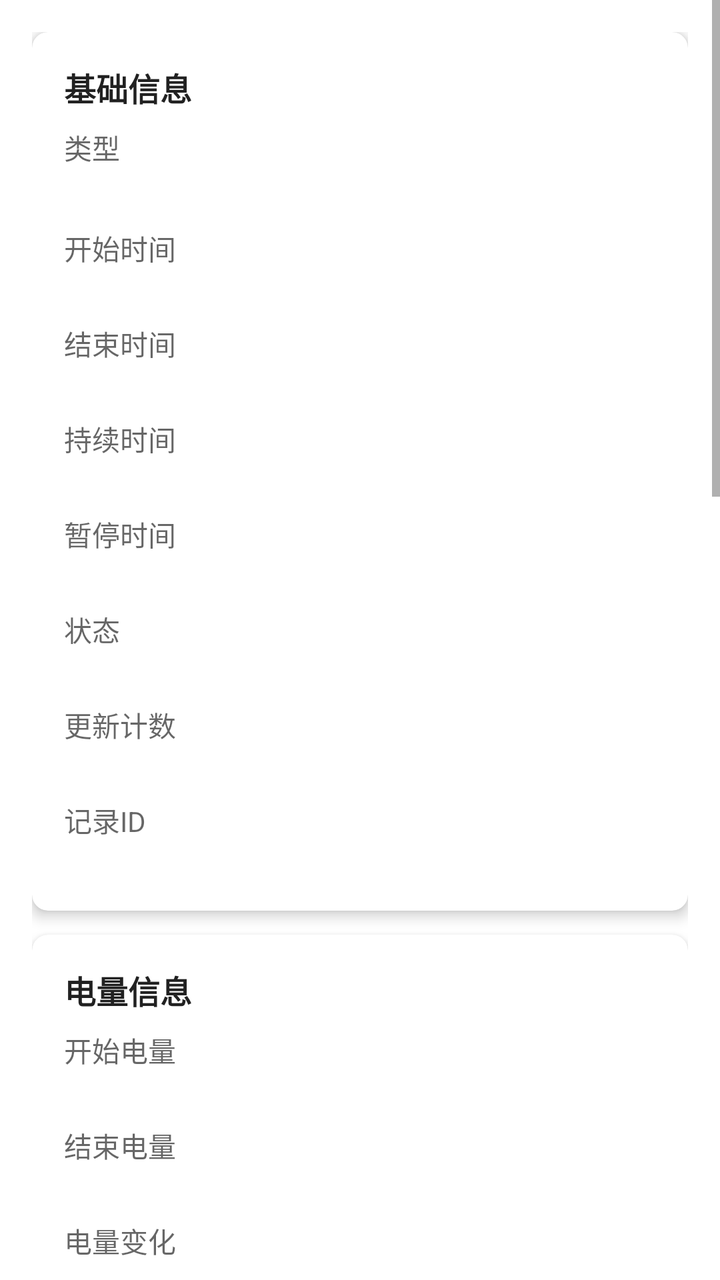
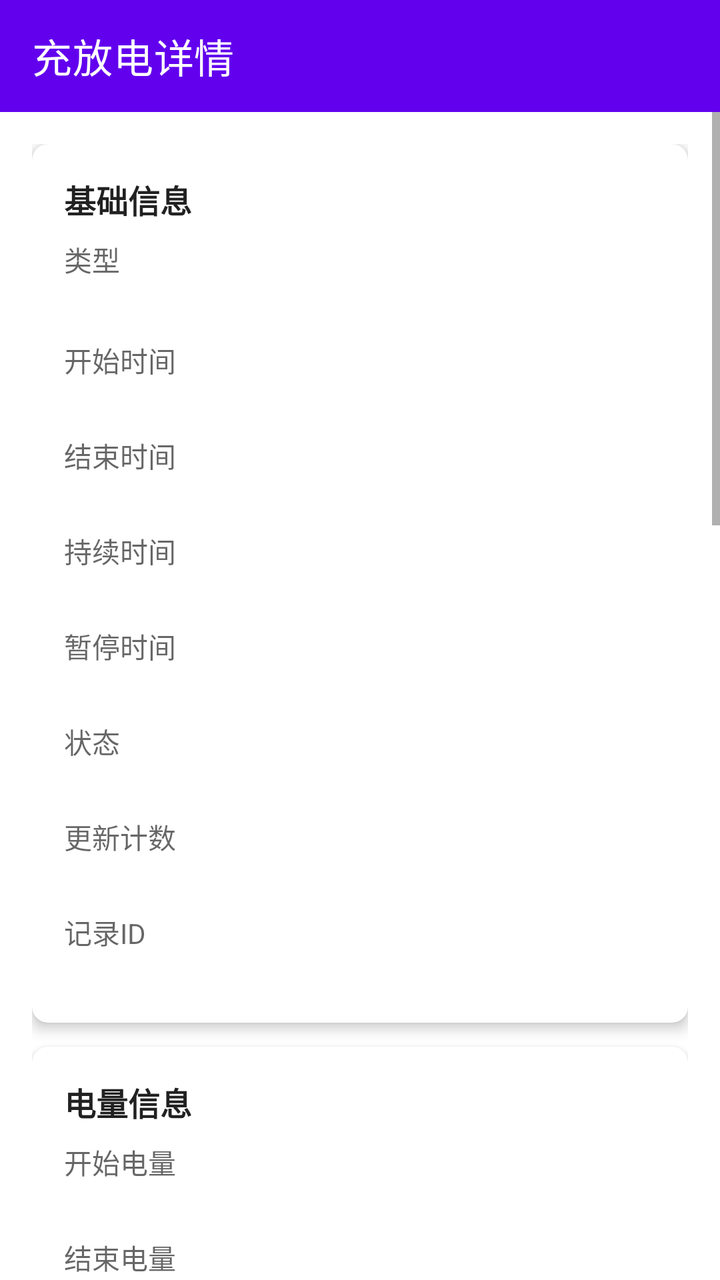

The first picture is an Android layout as it rendered before a commit; the second is the same layout after the commit. The layout source and the unified diff follow.
<!-- AndroidManifest.xml: application theme Theme.BatteryAssistant -->
<!-- res/layout/activity_charge_session_detail.xml -->
<?xml version="1.0" encoding="utf-8"?>
<ScrollView xmlns:android="http://schemas.android.com/apk/res/android"
    xmlns:app="http://schemas.android.com/apk/res-auto"
    android:layout_width="match_parent"
    android:layout_height="match_parent"
    android:background="?attr/baColorSurface">

    <LinearLayout
        android:layout_width="match_parent"
        android:layout_height="wrap_content"
        android:orientation="vertical"
        android:padding="@dimen/spacing_lg">

        <com.google.android.material.card.MaterialCardView
            android:layout_width="match_parent"
            android:layout_height="wrap_content"
            android:layout_marginBottom="@dimen/spacing_md"
            app:cardCornerRadius="@dimen/spacing_sm"
            app:cardElevation="@dimen/spacing_xs">

            <LinearLayout
                android:layout_width="match_parent"
                android:layout_height="wrap_content"
                android:orientation="vertical"
                android:padding="@dimen/spacing_lg">

                <TextView
                    android:layout_width="wrap_content"
                    android:layout_height="wrap_content"
                    android:text="@string/detail_section_basic_info"
                    android:textSize="@dimen/text_size_section"
                    android:textStyle="bold"
                    android:textColor="?attr/baColorPrimaryText" />

                <TextView
                    android:id="@+id/detail_type_text"
                    android:layout_width="wrap_content"
                    android:layout_height="wrap_content"
                    android:layout_marginTop="@dimen/spacing_sm"
                    android:text="@string/detail_label_type"
                    android:textSize="@dimen/text_size_body"
                    android:textColor="?attr/baColorSecondaryText" />

                <TextView
                    android:id="@+id/detail_type_value"
                    android:layout_width="wrap_content"
                    android:layout_height="wrap_content"
                    android:textSize="@dimen/text_size_section" />

                <TextView
                    android:id="@+id/detail_start_time_text_label"
                    android:layout_width="wrap_content"
                    android:layout_height="wrap_content"
                    android:layout_marginTop="@dimen/spacing_sm"
                    android:text="@string/detail_label_start_time"
                    android:textSize="@dimen/text_size_body"
                    android:textColor="?attr/baColorSecondaryText" />

                <TextView
                    android:id="@+id/detail_start_time_text"
                    android:layout_width="wrap_content"
                    android:layout_height="wrap_content"
                    android:textSize="@dimen/text_size_body" />

                <TextView
                    android:id="@+id/detail_end_time_text_label"
                    android:layout_width="wrap_content"
                    android:layout_height="wrap_content"
                    android:layout_marginTop="@dimen/spacing_sm"
                    android:text="@string/detail_label_end_time"
                    android:textSize="@dimen/text_size_body"
                    android:textColor="?attr/baColorSecondaryText" />

                <TextView
                    android:id="@+id/detail_end_time_text"
                    android:layout_width="wrap_content"
                    android:layout_height="wrap_content"
                    android:textSize="@dimen/text_size_body" />

                <TextView
                    android:id="@+id/detail_duration_text_label"
                    android:layout_width="wrap_content"
                    android:layout_height="wrap_content"
                    android:layout_marginTop="@dimen/spacing_sm"
                    android:text="@string/detail_label_duration"
                    android:textSize="@dimen/text_size_body"
                    android:textColor="?attr/baColorSecondaryText" />

                <TextView
                    android:id="@+id/detail_duration_text"
                    android:layout_width="wrap_content"
                    android:layout_height="wrap_content"
                    android:textSize="@dimen/text_size_body" />

                <TextView
                    android:id="@+id/detail_pause_time_text_label"
                    android:layout_width="wrap_content"
                    android:layout_height="wrap_content"
                    android:layout_marginTop="@dimen/spacing_sm"
                    android:text="@string/detail_label_pause_time"
                    android:textSize="@dimen/text_size_body"
                    android:textColor="?attr/baColorSecondaryText" />

                <TextView
                    android:id="@+id/detail_pause_time_text"
                    android:layout_width="wrap_content"
                    android:layout_height="wrap_content"
                    android:textSize="@dimen/text_size_body" />

                <TextView
                    android:id="@+id/detail_ongoing_text_label"
                    android:layout_width="wrap_content"
                    android:layout_height="wrap_content"
                    android:layout_marginTop="@dimen/spacing_sm"
                    android:text="@string/detail_label_status"
                    android:textSize="@dimen/text_size_body"
                    android:textColor="?attr/baColorSecondaryText" />

                <TextView
                    android:id="@+id/detail_ongoing_text"
                    android:layout_width="wrap_content"
                    android:layout_height="wrap_content"
                    android:textSize="@dimen/text_size_body" />

                <TextView
                    android:id="@+id/detail_counter_text_label"
                    android:layout_width="wrap_content"
                    android:layout_height="wrap_content"
                    android:layout_marginTop="@dimen/spacing_sm"
                    android:text="@string/detail_label_counter"
                    android:textSize="@dimen/text_size_body"
                    android:textColor="?attr/baColorSecondaryText" />

                <TextView
                    android:id="@+id/detail_counter_text"
                    android:layout_width="wrap_content"
                    android:layout_height="wrap_content"
                    android:textSize="@dimen/text_size_body" />

                <TextView
                    android:id="@+id/detail_id_text_label"
                    android:layout_width="wrap_content"
                    android:layout_height="wrap_content"
                    android:layout_marginTop="@dimen/spacing_sm"
                    android:text="@string/detail_label_record_id"
                    android:textSize="@dimen/text_size_body"
                    android:textColor="?attr/baColorSecondaryText" />

                <TextView
                    android:id="@+id/detail_id_text"
                    android:layout_width="wrap_content"
                    android:layout_height="wrap_content"
                    android:textSize="@dimen/text_size_body" />

            </LinearLayout>

        </com.google.android.material.card.MaterialCardView>

        <com.google.android.material.card.MaterialCardView
            android:layout_width="match_parent"
            android:layout_height="wrap_content"
            android:layout_marginBottom="@dimen/spacing_md"
            app:cardCornerRadius="@dimen/spacing_sm"
            app:cardElevation="@dimen/spacing_xs">

            <LinearLayout
                android:layout_width="match_parent"
                android:layout_height="wrap_content"
                android:orientation="vertical"
                android:padding="@dimen/spacing_lg">

                <TextView
                    android:layout_width="wrap_content"
                    android:layout_height="wrap_content"
                    android:text="@string/detail_section_level_info"
                    android:textSize="@dimen/text_size_section"
                    android:textStyle="bold"
                    android:textColor="?attr/baColorPrimaryText" />

                <TextView
                    android:id="@+id/detail_start_level_text_label"
                    android:layout_width="wrap_content"
                    android:layout_height="wrap_content"
                    android:layout_marginTop="@dimen/spacing_sm"
                    android:text="@string/detail_label_start_level"
                    android:textSize="@dimen/text_size_body"
                    android:textColor="?attr/baColorSecondaryText" />

                <TextView
                    android:id="@+id/detail_start_level_text"
                    android:layout_width="wrap_content"
                    android:layout_height="wrap_content"
                    android:textSize="@dimen/text_size_body" />

                <TextView
                    android:id="@+id/detail_end_level_text_label"
                    android:layout_width="wrap_content"
                    android:layout_height="wrap_content"
                    android:layout_marginTop="@dimen/spacing_sm"
                    android:text="@string/detail_label_end_level"
                    android:textSize="@dimen/text_size_body"
                    android:textColor="?attr/baColorSecondaryText" />

                <TextView
                    android:id="@+id/detail_end_level_text"
                    android:layout_width="wrap_content"
                    android:layout_height="wrap_content"
                    android:textSize="@dimen/text_size_body" />

                <TextView
                    android:id="@+id/detail_level_change_text_label"
                    android:layout_width="wrap_content"
                    android:layout_height="wrap_content"
                    android:layout_marginTop="@dimen/spacing_sm"
                    android:text="@string/detail_label_level_change"
                    android:textSize="@dimen/text_size_body"
                    android:textColor="?attr/baColorSecondaryText" />

                <TextView
                    android:id="@+id/detail_level_change_text"
                    android:layout_width="wrap_content"
                    android:layout_height="wrap_content"
                    android:textSize="@dimen/text_size_body" />

                <TextView
                    android:id="@+id/detail_start_charge_counter_text_label"
                    android:layout_width="wrap_content"
                    android:layout_height="wrap_content"
                    android:layout_marginTop="@dimen/spacing_sm"
                    android:text="@string/detail_label_start_charge_counter"
                    android:textSize="@dimen/text_size_body"
                    android:textColor="?attr/baColorSecondaryText" />

                <TextView
                    android:id="@+id/detail_start_charge_counter_text"
                    android:layout_width="wrap_content"
                    android:layout_height="wrap_content"
                    android:textSize="@dimen/text_size_body" />

                <TextView
                    android:id="@+id/detail_end_charge_counter_text_label"
                    android:layout_width="wrap_content"
                    android:layout_height="wrap_content"
                    android:layout_marginTop="@dimen/spacing_sm"
                    android:text="@string/detail_label_end_charge_counter"
                    android:textSize="@dimen/text_size_body"
                    android:textColor="?attr/baColorSecondaryText" />

                <TextView
                    android:id="@+id/detail_end_charge_counter_text"
                    android:layout_width="wrap_content"
                    android:layout_height="wrap_content"
                    android:textSize="@dimen/text_size_body" />

                <TextView
                    android:id="@+id/detail_charge_counter_diff_text_label"
                    android:layout_width="wrap_content"
                    android:layout_height="wrap_content"
                    android:layout_marginTop="@dimen/spacing_sm"
                    android:text="@string/detail_label_charge_counter_diff"
                    android:textSize="@dimen/text_size_body"
                    android:textColor="?attr/baColorSecondaryText" />

                <TextView
                    android:id="@+id/detail_charge_counter_diff_text"
                    android:layout_width="wrap_content"
                    android:layout_height="wrap_content"
                    android:textSize="@dimen/text_size_body" />

            </LinearLayout>

        </com.google.android.material.card.MaterialCardView>

        <com.google.android.material.card.MaterialCardView
            android:layout_width="match_parent"
            android:layout_height="wrap_content"
            android:layout_marginBottom="@dimen/spacing_md"
            app:cardCornerRadius="@dimen/spacing_sm"
            app:cardElevation="@dimen/spacing_xs">

            <LinearLayout
                android:layout_width="match_parent"
                android:layout_height="wrap_content"
                android:orientation="vertical"
                android:padding="@dimen/spacing_lg">

                <TextView
                    android:layout_width="wrap_content"
                    android:layout_height="wrap_content"
                    android:text="@string/detail_section_temperature_info"
                    android:textSize="@dimen/text_size_section"
                    android:textStyle="bold"
                    android:textColor="?attr/baColorPrimaryText" />

                <TextView
                    android:id="@+id/detail_max_temp_text_label"
                    android:layout_width="wrap_content"
                    android:layout_height="wrap_content"
                    android:layout_marginTop="@dimen/spacing_sm"
                    android:text="@string/detail_label_max_temperature"
                    android:textSize="@dimen/text_size_body"
                    android:textColor="?attr/baColorSecondaryText" />

                <TextView
                    android:id="@+id/detail_max_temp_text"
                    android:layout_width="wrap_content"
                    android:layout_height="wrap_content"
                    android:textSize="@dimen/text_size_body" />

                <TextView
                    android:id="@+id/detail_min_temp_text_label"
                    android:layout_width="wrap_content"
                    android:layout_height="wrap_content"
                    android:layout_marginTop="@dimen/spacing_sm"
                    android:text="@string/detail_label_min_temperature"
                    android:textSize="@dimen/text_size_body"
                    android:textColor="?attr/baColorSecondaryText" />

                <TextView
                    android:id="@+id/detail_min_temp_text"
                    android:layout_width="wrap_content"
                    android:layout_height="wrap_content"
                    android:textSize="@dimen/text_size_body" />

            </LinearLayout>

        </com.google.android.material.card.MaterialCardView>

        <com.google.android.material.card.MaterialCardView
            android:layout_width="match_parent"
            android:layout_height="wrap_content"
            android:layout_marginBottom="@dimen/spacing_md"
            app:cardCornerRadius="@dimen/spacing_sm"
            app:cardElevation="@dimen/spacing_xs">

            <LinearLayout
                android:layout_width="match_parent"
                android:layout_height="wrap_content"
                android:orientation="vertical"
                android:padding="@dimen/spacing_lg">

                <TextView
                    android:layout_width="wrap_content"
                    android:layout_height="wrap_content"
                    android:text="@string/detail_section_screen_info"
                    android:textSize="@dimen/text_size_section"
                    android:textStyle="bold"
                    android:textColor="?attr/baColorPrimaryText" />

                <TextView
                    android:id="@+id/detail_screen_on_duration_text_label"
                    android:layout_width="wrap_content"
                    android:layout_height="wrap_content"
                    android:layout_marginTop="@dimen/spacing_sm"
                    android:text="@string/detail_label_screen_on_duration"
                    android:textSize="@dimen/text_size_body"
                    android:textColor="?attr/baColorSecondaryText" />

                <TextView
                    android:id="@+id/detail_screen_on_duration_text"
                    android:layout_width="wrap_content"
                    android:layout_height="wrap_content"
                    android:textSize="@dimen/text_size_body" />


                <TextView
                    android:id="@+id/detail_screen_on_charge_counter_diff_text_label"
                    android:layout_width="wrap_content"
                    android:layout_height="wrap_content"
                    android:layout_marginTop="@dimen/spacing_sm"
                    android:text="@string/detail_label_screen_on_counter_diff"
                    android:textSize="@dimen/text_size_body"
                    android:textColor="?attr/baColorSecondaryText" />

                <TextView
                    android:id="@+id/detail_screen_on_charge_counter_diff_text"
                    android:layout_width="wrap_content"
                    android:layout_height="wrap_content"
                    android:textSize="@dimen/text_size_body" />

            </LinearLayout>

        </com.google.android.material.card.MaterialCardView>

        <com.google.android.material.card.MaterialCardView
            android:layout_width="match_parent"
            android:layout_height="wrap_content"
            android:layout_marginBottom="@dimen/spacing_md"
            app:cardCornerRadius="@dimen/spacing_sm"
            app:cardElevation="@dimen/spacing_xs">

            <LinearLayout
                android:layout_width="match_parent"
                android:layout_height="wrap_content"
                android:orientation="vertical"
                android:padding="@dimen/spacing_lg">

                <TextView
                    android:layout_width="wrap_content"
                    android:layout_height="wrap_content"
                    android:text="@string/detail_section_doze_info"
                    android:textSize="@dimen/text_size_section"
                    android:textStyle="bold"
                    android:textColor="?attr/baColorPrimaryText" />

                <TextView
                    android:id="@+id/detail_doze_duration_text_label"
                    android:layout_width="wrap_content"
                    android:layout_height="wrap_content"
                    android:layout_marginTop="@dimen/spacing_sm"
                    android:text="@string/detail_label_doze_duration"
                    android:textSize="@dimen/text_size_body"
                    android:textColor="?attr/baColorSecondaryText" />

                <TextView
                    android:id="@+id/detail_doze_duration_text"
                    android:layout_width="wrap_content"
                    android:layout_height="wrap_content"
                    android:textSize="@dimen/text_size_body" />

                <TextView
                    android:id="@+id/detail_doze_charge_counter_diff_text_label"
                    android:layout_width="wrap_content"
                    android:layout_height="wrap_content"
                    android:layout_marginTop="@dimen/spacing_sm"
                    android:text="@string/detail_label_doze_counter_diff"
                    android:textSize="@dimen/text_size_body"
                    android:textColor="?attr/baColorSecondaryText" />

                <TextView
                    android:id="@+id/detail_doze_charge_counter_diff_text"
                    android:layout_width="wrap_content"
                    android:layout_height="wrap_content"
                    android:textSize="@dimen/text_size_body" />

            </LinearLayout>

        </com.google.android.material.card.MaterialCardView>

        <com.google.android.material.card.MaterialCardView
            android:layout_width="match_parent"
            android:layout_height="wrap_content"
            android:layout_marginBottom="@dimen/spacing_md"
            app:cardCornerRadius="@dimen/spacing_sm"
            app:cardElevation="@dimen/spacing_xs">

            <LinearLayout
                android:layout_width="match_parent"
                android:layout_height="wrap_content"
                android:orientation="vertical"
                android:padding="@dimen/spacing_lg">

                <TextView
                    android:layout_width="wrap_content"
                    android:layout_height="wrap_content"
                    android:text="@string/detail_section_nondoze_info"
                    android:textSize="@dimen/text_size_section"
                    android:textStyle="bold"
                    android:textColor="?attr/baColorPrimaryText" />

                <TextView
                    android:id="@+id/detail_nondoze_duration_text_label"
                    android:layout_width="wrap_content"
                    android:layout_height="wrap_content"
                    android:layout_marginTop="@dimen/spacing_sm"
                    android:text="@string/detail_label_nondoze_duration"
                    android:textSize="@dimen/text_size_body"
                    android:textColor="?attr/baColorSecondaryText" />

                <TextView
                    android:id="@+id/detail_nondoze_duration_text"
                    android:layout_width="wrap_content"
                    android:layout_height="wrap_content"
                    android:textSize="@dimen/text_size_body" />

                <TextView
                    android:id="@+id/detail_nondoze_charge_counter_diff_text_label"
                    android:layout_width="wrap_content"
                    android:layout_height="wrap_content"
                    android:layout_marginTop="@dimen/spacing_sm"
                    android:text="@string/detail_label_nondoze_counter_diff"
                    android:textSize="@dimen/text_size_body"
                    android:textColor="?attr/baColorSecondaryText" />

                <TextView
                    android:id="@+id/detail_nondoze_charge_counter_diff_text"
                    android:layout_width="wrap_content"
                    android:layout_height="wrap_content"
                    android:textSize="@dimen/text_size_body" />

            </LinearLayout>

        </com.google.android.material.card.MaterialCardView>

        <com.google.android.material.card.MaterialCardView
            android:layout_width="match_parent"
            android:layout_height="wrap_content"
            android:layout_marginBottom="@dimen/spacing_md"
            app:cardCornerRadius="@dimen/spacing_sm"
            app:cardElevation="@dimen/spacing_xs">

            <LinearLayout
                android:layout_width="match_parent"
                android:layout_height="wrap_content"
                android:orientation="vertical"
                android:padding="@dimen/spacing_lg">

                <TextView
                    android:layout_width="wrap_content"
                    android:layout_height="wrap_content"
                    android:text="@string/detail_section_capacity_cycle"
                    android:textSize="@dimen/text_size_section"
                    android:textStyle="bold"
                    android:textColor="?attr/baColorPrimaryText" />

                <TextView
                    android:id="@+id/detail_estimated_capacity_text_label"
                    android:layout_width="wrap_content"
                    android:layout_height="wrap_content"
                    android:layout_marginTop="@dimen/spacing_sm"
                    android:text="@string/detail_label_estimated_capacity"
                    android:textSize="@dimen/text_size_body"
                    android:textColor="?attr/baColorSecondaryText" />

                <TextView
                    android:id="@+id/detail_estimated_capacity_text"
                    android:layout_width="wrap_content"
                    android:layout_height="wrap_content"
                    android:textSize="@dimen/text_size_body" />

                <TextView
                    android:id="@+id/detail_cycle_count_text_label"
                    android:layout_width="wrap_content"
                    android:layout_height="wrap_content"
                    android:layout_marginTop="@dimen/spacing_sm"
                    android:text="@string/detail_label_cycle_count"
                    android:textSize="@dimen/text_size_body"
                    android:textColor="?attr/baColorSecondaryText" />

                <TextView
                    android:id="@+id/detail_cycle_count_text"
                    android:layout_width="wrap_content"
                    android:layout_height="wrap_content"
                    android:textSize="@dimen/text_size_body" />

            </LinearLayout>

        </com.google.android.material.card.MaterialCardView>

        

    </LinearLayout>

</ScrollView>
<!-- resources referenced by this layout -->
<resources>
  <dimen name="spacing_lg">16dp</dimen>
  <dimen name="spacing_md">12dp</dimen>
  <dimen name="spacing_sm">8dp</dimen>
  <dimen name="spacing_xs">4dp</dimen>
  <dimen name="text_size_body">14sp</dimen>
  <dimen name="text_size_section">16sp</dimen>
  <string name="detail_label_counter">更新计数</string>
  <string name="detail_label_cycle_count">周期计数</string>
  <string name="detail_label_duration">持续时间</string>
  <string name="detail_label_end_level">结束电量</string>
  <string name="detail_label_end_time">结束时间</string>
  <string name="detail_label_pause_time">暂停时间</string>
  <string name="detail_label_record_id">记录ID</string>
  <string name="detail_label_start_level">开始电量</string>
  <string name="detail_label_start_time">开始时间</string>
  <string name="detail_label_status">状态</string>
  <string name="detail_label_type">类型</string>
  <style name="Theme.BatteryAssistant" parent="Theme.MaterialComponents.DayNight.DarkActionBar">
          
          <item name="baColorBrand">@color/purple_500</item>
          <item name="baColorBrandVariant">@color/purple_700</item>
          <item name="baColorOnBrand">@color/white</item>
          <item name="baColorSupport">@color/teal_200</item>
          <item name="baColorSupportVariant">@color/teal_700</item>
          <item name="baColorOnSupport">@color/black</item>
          <item name="baColorStatusBar">?attr/baColorBrand</item>
          <item name="baColorListItemHighlight">@color/list_item_highlight</item>
          <item name="baColorChartHighlight">@color/chart_highlight</item>
          <item name="baColorStatsBackground">@color/stats_background</item>
          <item name="baColorStatsCardBackground">@color/stats_card_background</item>
          <item name="baColorStatsPrimaryText">@color/stats_primary_text</item>
          <item name="baColorStatsSecondaryText">@color/stats_secondary_text</item>
          <item name="baColorStatsAccent">@color/stats_accent</item>
          <item name="baColorAppBackground">?attr/colorBackgroundFloating</item>
          <item name="baColorSurface">?attr/colorSurface</item>
          <item name="baColorAccent">?attr/baColorBrand</item>
          <item name="baColorDivider">?android:textColorSecondary</item>
          <item name="baColorPrimaryText">?android:textColorPrimary</item>
          <item name="baColorSecondaryText">?android:textColorSecondary</item>
          <item name="colorPrimary">?attr/baColorBrand</item>
          <item name="colorPrimaryVariant">?attr/baColorBrandVariant</item>
          <item name="colorOnPrimary">?attr/baColorOnBrand</item>
          <item name="colorSecondary">?attr/baColorSupport</item>
          <item name="colorSecondaryVariant">?attr/baColorSupportVariant</item>
          <item name="colorOnSecondary">?attr/baColorOnSupport</item>
          <item name="android:statusBarColor">?attr/baColorStatusBar</item>
          <item name="android:windowOptOutEdgeToEdgeEnforcement">true</item>
          <item name="actionBarStyle">@style/Widget.BatteryAssistant.ActionBar</item>
          <item name="baTextStrokeEnabled">false</item>
          <item name="baTextStrokeColor">@color/white</item>
          <item name="baTextStrokeWidth">0</item>
          
      </style>
  <color name="purple_500">#FF6200EE</color>
  <color name="purple_700">#FF3700B3</color>
  <color name="white">#FFFFFFFF</color>
  <color name="teal_200">#FF03DAC5</color>
  <color name="teal_700">#FF018786</color>
  <color name="black">#FF000000</color>
  <color name="list_item_highlight">#33FF9800</color>
  <color name="chart_highlight">#FFFFFFFF</color>
  <color name="stats_background">#130A1F</color>
  <color name="stats_card_background">#1E1230</color>
  <color name="stats_primary_text">@color/white</color>
  <color name="stats_secondary_text">#CABAF0</color>
  <color name="stats_accent">@color/purple_500</color>
  <style name="Widget.BatteryAssistant.ActionBar" parent="Widget.MaterialComponents.ActionBar.Solid">
          <item name="background">?attr/colorPrimary</item>
      </style>
  <!-- unchanged entries left out for length: 20 -->
</resources>

<!-- the commit's change to res/layout/activity_charge_session_detail.xml (unified diff, before → after) -->
@@ -1,15 +1,45 @@
 <?xml version="1.0" encoding="utf-8"?>
-<ScrollView xmlns:android="http://schemas.android.com/apk/res/android"
+<LinearLayout xmlns:android="http://schemas.android.com/apk/res/android"
     xmlns:app="http://schemas.android.com/apk/res-auto"
+    android:id="@+id/detail_root"
     android:layout_width="match_parent"
     android:layout_height="match_parent"
-    android:background="?attr/baColorSurface">
+    android:background="?attr/baColorSurface"
+    android:fitsSystemWindows="false"
+    android:orientation="vertical">
 
     <LinearLayout
+        android:id="@+id/detail_app_bar_container"
         android:layout_width="match_parent"
         android:layout_height="wrap_content"
-        android:orientation="vertical"
-        android:padding="@dimen/spacing_lg">
+        android:background="?attr/baColorStatusBar"
+        android:orientation="vertical">
+
+        <com.google.android.material.appbar.MaterialToolbar
+            android:id="@+id/detail_toolbar"
+            android:layout_width="match_parent"
+            android:layout_height="?attr/actionBarSize"
+            android:background="?attr/baColorStatusBar"
+            android:minHeight="?attr/actionBarSize"
+            app:navigationIconTint="?attr/colorOnPrimary"
+            app:title="@string/detail_screen_title"
+            app:theme="@style/ThemeOverlay.MaterialComponents.Dark.ActionBar" />
+    </LinearLayout>
+
+    <ScrollView
+        android:id="@+id/detail_scroll_view"
+        android:layout_width="match_parent"
+        android:layout_height="0dp"
+        android:layout_weight="1"
+        android:clipToPadding="false"
+        android:fitsSystemWindows="false"
+        android:background="?attr/baColorSurface">
+
+        <LinearLayout
+            android:layout_width="match_parent"
+            android:layout_height="wrap_content"
+            android:orientation="vertical"
+            android:padding="@dimen/spacing_lg">
 
         <com.google.android.material.card.MaterialCardView
             android:layout_width="match_parent"
@@ -549,6 +579,8 @@
 
         
 
-    </LinearLayout>
-
-</ScrollView>
+        </LinearLayout>
+
+    </ScrollView>
+
+</LinearLayout>
<!-- resource entries referenced after the edit -->
@@ -17,7 +17,8 @@
   <string name="detail_label_start_time">开始时间</string>
   <string name="detail_label_status">状态</string>
   <string name="detail_label_type">类型</string>
-  <style name="Theme.BatteryAssistant" parent="Theme.MaterialComponents.DayNight.DarkActionBar">
+  <string name="detail_screen_title">充放电详情</string>
+  <style name="Theme.BatteryAssistant" parent="Theme.MaterialComponents.DayNight.NoActionBar">
           
           <item name="baColorBrand">@color/purple_500</item>
           <item name="baColorBrandVariant">@color/purple_700</item>
@@ -25,7 +26,7 @@
           <item name="baColorSupport">@color/teal_200</item>
           <item name="baColorSupportVariant">@color/teal_700</item>
           <item name="baColorOnSupport">@color/black</item>
-          <item name="baColorStatusBar">?attr/baColorBrand</item>
+          <item name="baColorStatusBar">?attr/colorPrimary</item>
           <item name="baColorListItemHighlight">@color/list_item_highlight</item>
           <item name="baColorChartHighlight">@color/chart_highlight</item>
           <item name="baColorStatsBackground">@color/stats_background</item>
@@ -45,9 +46,7 @@
           <item name="colorSecondary">?attr/baColorSupport</item>
           <item name="colorSecondaryVariant">?attr/baColorSupportVariant</item>
           <item name="colorOnSecondary">?attr/baColorOnSupport</item>
-          <item name="android:statusBarColor">?attr/baColorStatusBar</item>
           <item name="android:windowOptOutEdgeToEdgeEnforcement">true</item>
-          <item name="actionBarStyle">@style/Widget.BatteryAssistant.ActionBar</item>
           <item name="baTextStrokeEnabled">false</item>
           <item name="baTextStrokeColor">@color/white</item>
           <item name="baTextStrokeWidth">0</item>
@@ -66,9 +65,6 @@
   <color name="stats_primary_text">@color/white</color>
   <color name="stats_secondary_text">#CABAF0</color>
   <color name="stats_accent">@color/purple_500</color>
-  <style name="Widget.BatteryAssistant.ActionBar" parent="Widget.MaterialComponents.ActionBar.Solid">
-          <item name="background">?attr/colorPrimary</item>
-      </style>
   <!-- unchanged entries left out for length: 20 -->
 </resources>
 
